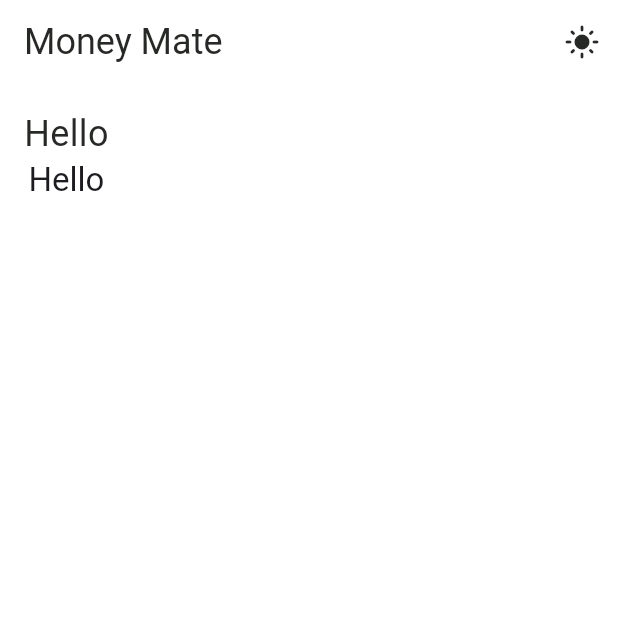
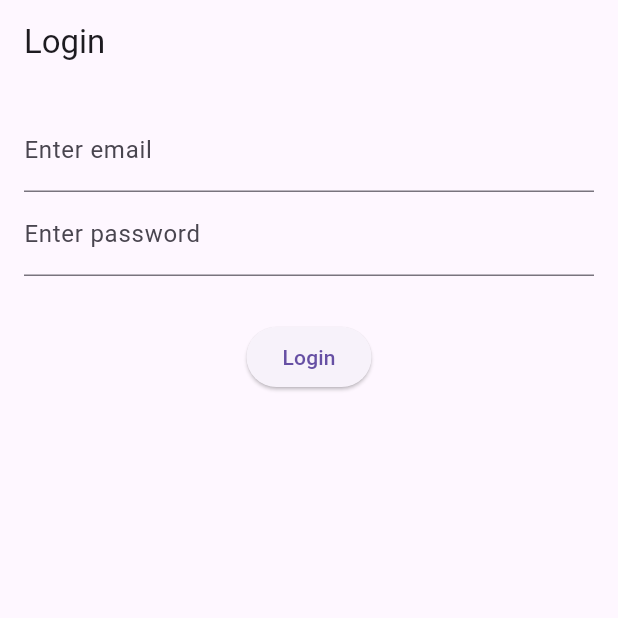
Before and after one commit to vivinprabhu/MoneyMate, a Flutter app: the screen it shows after launch, on a phone screen of 412 x 824 dp, the top half of it. Run offline on Flutter 3.47's test engine with Material 3 defaults, Android fonts, the phone set to English and light mode, and no system bars.

Commit message:
basic bloc structure

```diff
--- /dev/null
+++ b/lib/bloc/login/login_bloc.dart
@@ -0,0 +1,3 @@
+class LoginBloc {
+
+}
--- /dev/null
+++ b/lib/bloc/login/login_event.dart
@@ -0,0 +1,3 @@
+class LoginEvent {
+
+}
--- /dev/null
+++ b/lib/bloc/login/login_state.dart
@@ -0,0 +1,4 @@
+class LoginState {
+  final String email;
+  LoginState ({required this.email});
+}
--- a/lib/main.dart
+++ b/lib/main.dart
@@ -1,17 +1,8 @@
 import 'package:flutter/material.dart';
+import 'package:moneymate/screens/login_screen.dart';
 
 void main() {
   runApp(FinanceApplication());
-}
-
-class LightMode {
-  static const black = Color(0xFF272926);
-  static const white = Colors.white;
-}
-
-class DarkMode {
-  static const black = Color(0xFF272926);
-  static const white = Colors.white;
 }
 
 class FinanceApplication extends StatefulWidget {
@@ -22,63 +13,12 @@ class FinanceApplication extends StatefulWidget {
 }
 
 class _FinanceApplicationState extends State<FinanceApplication> {
-  bool isLightMode = true;
 
   @override
   Widget build(BuildContext context) {
     return MaterialApp(
       debugShowCheckedModeBanner: false,
-
-      theme: ThemeData(
-        appBarTheme: AppBarTheme(
-          backgroundColor: isLightMode ? LightMode.white : DarkMode.black,
-          foregroundColor: isLightMode ? LightMode.black : DarkMode.white,
-        ),
-
-        textTheme: TextTheme(
-          titleLarge: TextStyle(
-            fontSize: 24,
-            color: isLightMode ? LightMode.black : DarkMode.white,
-          ),
-          titleMedium: TextStyle(
-            fontSize: 16,
-            color: isLightMode ? LightMode.black : DarkMode.white,
-          ),
-          titleSmall: TextStyle(
-            fontSize: 14,
-            color: isLightMode ? LightMode.black : DarkMode.white,
-          ),
-        ),
-      ),
-
-      home: Scaffold(
-        backgroundColor: isLightMode ? LightMode.white : DarkMode.black,
-
-        appBar: AppBar(
-          title: Text("Money Mate"),
-          actions: [
-            IconButton(
-              onPressed: () {
-                setState(() {
-                  isLightMode = !isLightMode;
-                });
-              },
-              icon:
-                  isLightMode ? Icon(Icons.light_mode) : Icon(Icons.dark_mode),
-            ),
-          ],
-        ),
-
-        body: Padding(
-          padding: EdgeInsets.all(16.0),
-          child: Column(
-            children: [
-              Text("Hello" , style: TextStyle(color: isLightMode ? LightMode.black : DarkMode.white , fontSize: 24)),
-              Text("Hello" , style: Theme.of(context).textTheme.titleLarge),
-            ],
-          ),
-        ),
-      ),
+      home: LoginScreen(),
     );
   }
 }
--- /dev/null
+++ b/lib/screens/login_screen.dart
@@ -0,0 +1,47 @@
+import 'package:flutter/material.dart';
+import 'package:moneymate/screens/home_screen.dart';
+
+class LoginScreen extends StatefulWidget {
+  const LoginScreen({super.key});
+
+  @override
+  State<LoginScreen> createState() => _LoginScreenState();
+}
+
+class _LoginScreenState extends State<LoginScreen> {
+  @override
+  Widget build(BuildContext context) {
+    return MaterialApp(
+      debugShowCheckedModeBanner: false,
+      home: Scaffold(
+        appBar: AppBar(title: Text("Login")),
+
+        body: Padding(
+          padding: EdgeInsets.all(16.0),
+          child: Form(
+            child: Column(
+              children: [
+                TextFormField(
+                  decoration: InputDecoration(labelText: 'Enter email'),
+                ),
+
+                TextFormField(
+                  decoration: InputDecoration(labelText: 'Enter password'),
+                ),
+
+                SizedBox(height: 30),
+
+                ElevatedButton(onPressed: (){
+                  Navigator.push(context, MaterialPageRoute(builder: (context)=>HomeScreen()
+                  ),
+                  );
+                }, child: Text("Login"))
+
+              ],
+            ),
+          ),
+        ),
+      ),
+    );
+  }
+}
```
Also changed, not shown: lib/screens/home_screen.dart (added, +18 -0 lines), lib/theme/theme_data.dart (added, +23 -0 lines), pubspec.yaml (+2 -52 lines), pubspec.lock.
